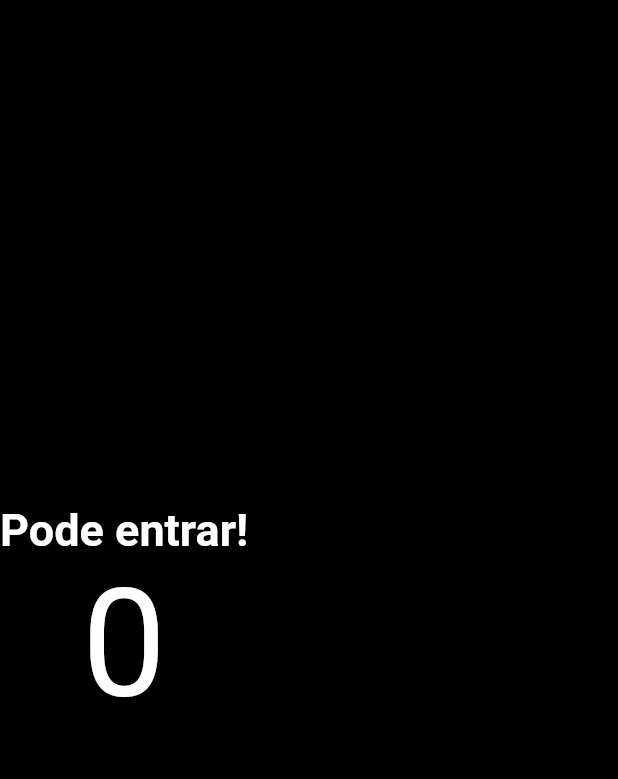
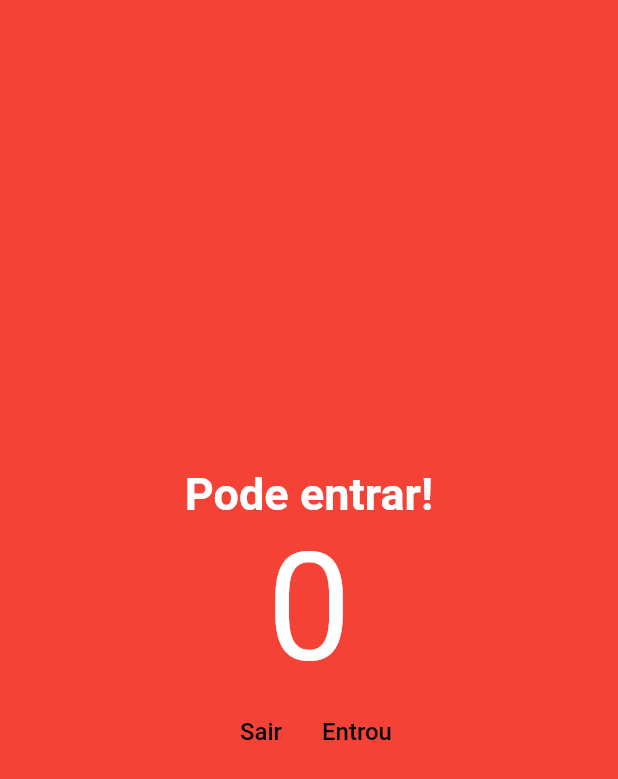
Before and after one commit to rafa7w/people-counter, a Flutter app: the screen it shows after launch, on a phone screen of 412 x 824 dp. Shown: the top 779 px of the screen. Run offline on Flutter 3.47's test engine with Material 2 defaults, Android fonts, the phone set to English and light mode, and no system bars.

Commit message:
add buttons

```diff
--- a/lib/main.dart
+++ b/lib/main.dart
@@ -19,14 +19,22 @@ class MyApp extends StatelessWidget {
 class HomePage extends StatelessWidget {
   const HomePage({Key? key}) : super(key: key);
 
+  void decrement() {
+    print('decrement');
+  }
+
+  void increment() {
+    print('increment');
+  }
+
   @override
   Widget build(BuildContext context) {
     return Scaffold(
-      backgroundColor: Colors.black,
+      backgroundColor: Colors.red,
       body: Column(
         mainAxisAlignment: MainAxisAlignment.center,
-        children: const [
-          Text(
+        children: [
+          const Text(
             'Pode entrar!',
             style: TextStyle(
               fontSize: 30,
@@ -34,12 +42,37 @@ class HomePage extends StatelessWidget {
               fontWeight: FontWeight.w700,
             ),
           ),
-          Text(
+          const Text(
             '0',
             style: TextStyle(
               fontSize: 100,
               color: Colors.white,
             ),
+          ),
+          Row(
+            mainAxisAlignment: MainAxisAlignment.center,
+            children: [
+              TextButton(
+                onPressed: decrement,
+                child: const Text(
+                  'Sair',
+                  style: TextStyle(
+                    color: Colors.black,
+                    fontSize: 16,
+                  ),
+                ),
+              ),
+              TextButton(
+                onPressed: increment,
+                child: const Text(
+                  'Entrou',
+                  style: TextStyle(
+                    color: Colors.black,
+                    fontSize: 16,
+                  ),
+                ),
+              ),
+            ],
           )
         ],
       ),
```
